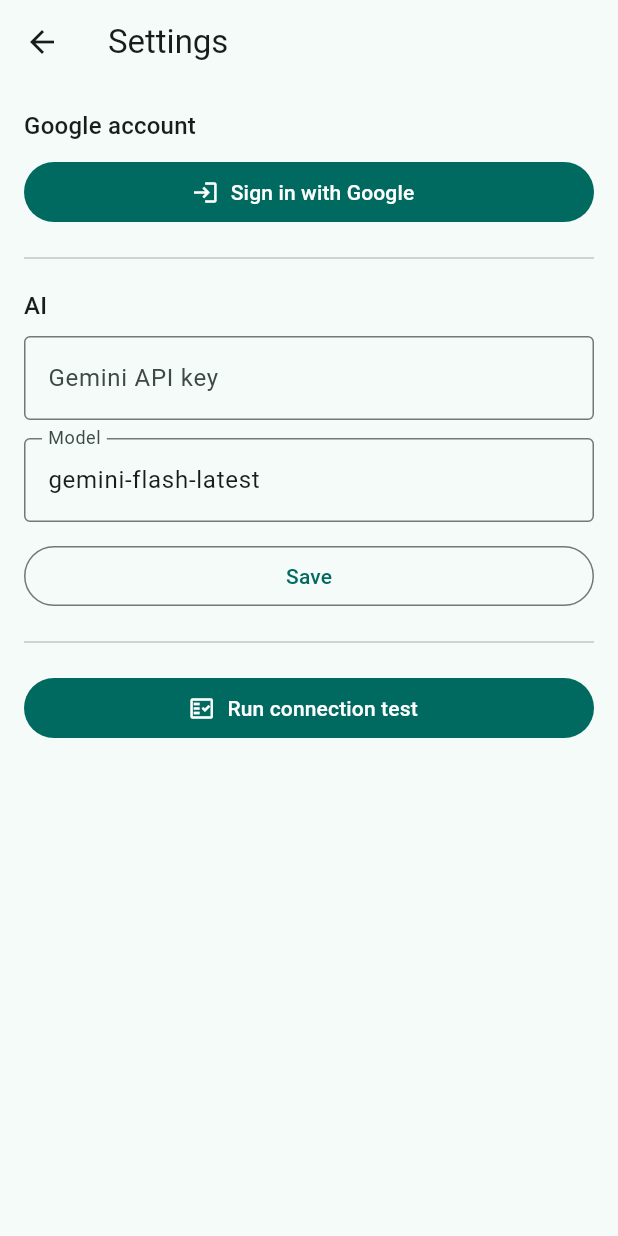
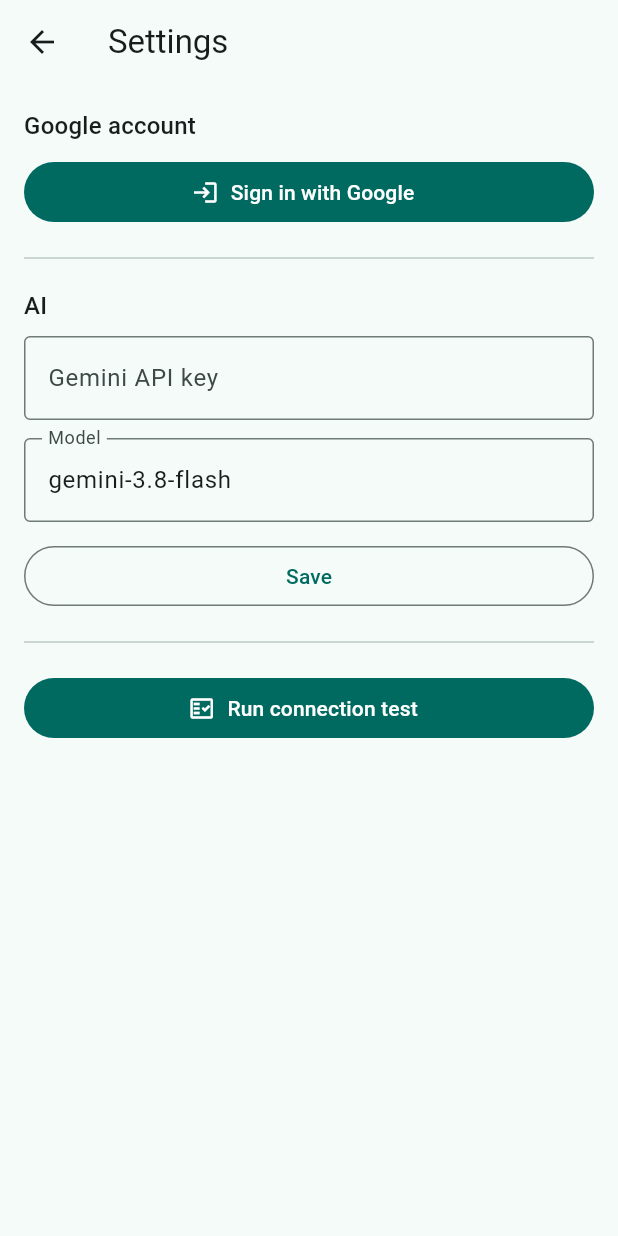
Before and after one commit to melvinloh7/receipt-tracker, a Flutter app: the SettingsScreen screen opened directly, on a phone screen of 412 x 824 dp. Run offline on Flutter 3.47's test engine with Material 3 defaults, Android fonts, the phone set to English and light mode, and no system bars; our stand-ins replace flutter_secure_storage, google_sign_in; accounts and stored records are empty.

Commit message:
Default Gemini model: gemini-3.8-flash
Co-Authored-By: Claude Opus 5.5 <noreply@anthropic.com>
Claude-Session: https://claude.ai/code/session_01YWNsTAGP9vw8qSM7Di6MwT

```diff
--- a/lib/config.dart
+++ b/lib/config.dart
@@ -13,5 +13,5 @@ class AppConfig {
       '4896366558-r7su3se43fi58jrjob0jokth4ete9j09.apps.googleusercontent.com';
 
   /// Default Gemini model; can be changed in Settings.
-  static const defaultGeminiModel = 'gemini-flash-latest';
+  static const defaultGeminiModel = 'gemini-3.8-flash';
 }
```
